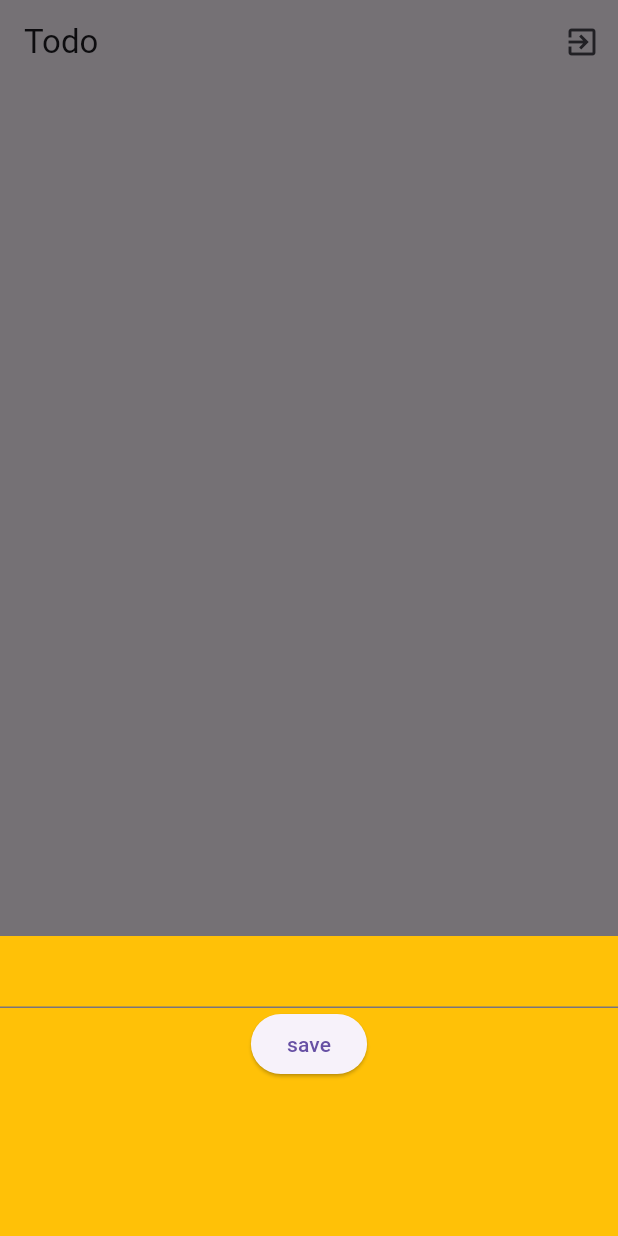
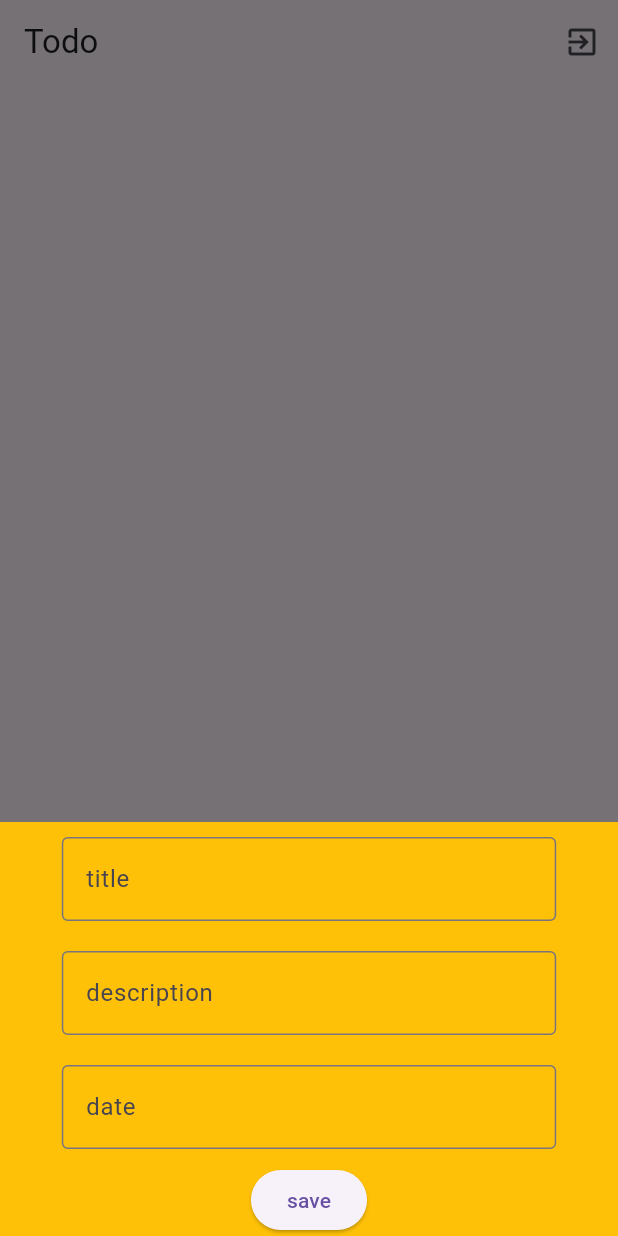
Before and after one commit to AhmedFathyAlex/flutter_s1, a Flutter app: the AllTasks screen opened directly, after a tap on the "add" icon, on a phone screen of 412 x 824 dp. Run offline on Flutter 3.47's test engine with Material 3 defaults, Android fonts, the phone set to English and light mode, and no system bars; our stand-ins replace google_fonts, shared_preferences; accounts and stored records are empty.

```diff
--- /dev/null
+++ b/lib/todo/data/db_service.dart
@@ -0,0 +1,3 @@
+class DbService {
+
+}
--- a/lib/todo/ui/screens/all_tasks.dart
+++ b/lib/todo/ui/screens/all_tasks.dart
@@ -3,6 +3,7 @@ import 'package:flutter/material.dart';
 import 'package:flutter_s1/screens/signin.dart';
 import 'package:flutter_s1/todo/data/task_model.dart';
 import 'package:flutter_s1/todo/ui/widgets/task_card.dart';
+import 'package:flutter_s1/widgets/custom_text_field.dart';
 import 'package:shared_preferences/shared_preferences.dart';
 
 class AllTasks extends StatefulWidget {
@@ -15,6 +16,8 @@ class AllTasks extends StatefulWidget {
 class _AllTasksState extends State<AllTasks> {
   List<TaskModel> tasks = [];
   final TextEditingController titleC = TextEditingController();
+  final TextEditingController dateC = TextEditingController();
+  final TextEditingController descC = TextEditingController();
   @override
   Widget build(BuildContext context) {
     return Scaffold(
@@ -51,15 +54,24 @@ class _AllTasksState extends State<AllTasks> {
         setState(() {
           showModalBottomSheet(context: context, builder: (context){
             return Container(width: double.infinity,
-            height: 200,
-            color: Colors.amber,child: Column(
+            color: Colors.amber,
+            child: Column(
+              mainAxisSize: MainAxisSize.min,
               children: [
-                TextField(controller: titleC,),
+                CustomTextField(hint: 'title',controller: titleC,),
+                CustomTextField(hint: 'description',controller: descC,),
+                CustomTextField(hint: 'date',controller: dateC,),
+
                 ElevatedButton(onPressed: (){
-                  String title = titleC.text;
+                  String? title = titleC.text.isEmpty ? null : titleC.text;
+                  String? desc = descC.text.isEmpty ? null : descC.text ;
+                  String? date = dateC.text.isEmpty ? null : dateC.text;
+
                   titleC.clear();
+                  descC.clear();
+                  dateC.clear();
                   setState(() {
-                     tasks.add(TaskModel(title: title));
+                     tasks.add(TaskModel(title: title, desc: desc , date: date));
                   });
                   Navigator.pop(context);
                 }, child: Text('save'))
--- a/pubspec.yaml
+++ b/pubspec.yaml
@@ -12,6 +12,7 @@ dependencies:
   google_fonts: ^6.2.1
   http: ^1.3.0
   shared_preferences: ^2.5.3
+  sqflite: ^2.4.2
 
 dev_dependencies:
   flutter_test:
```
Also changed, not shown: pubspec.lock.
